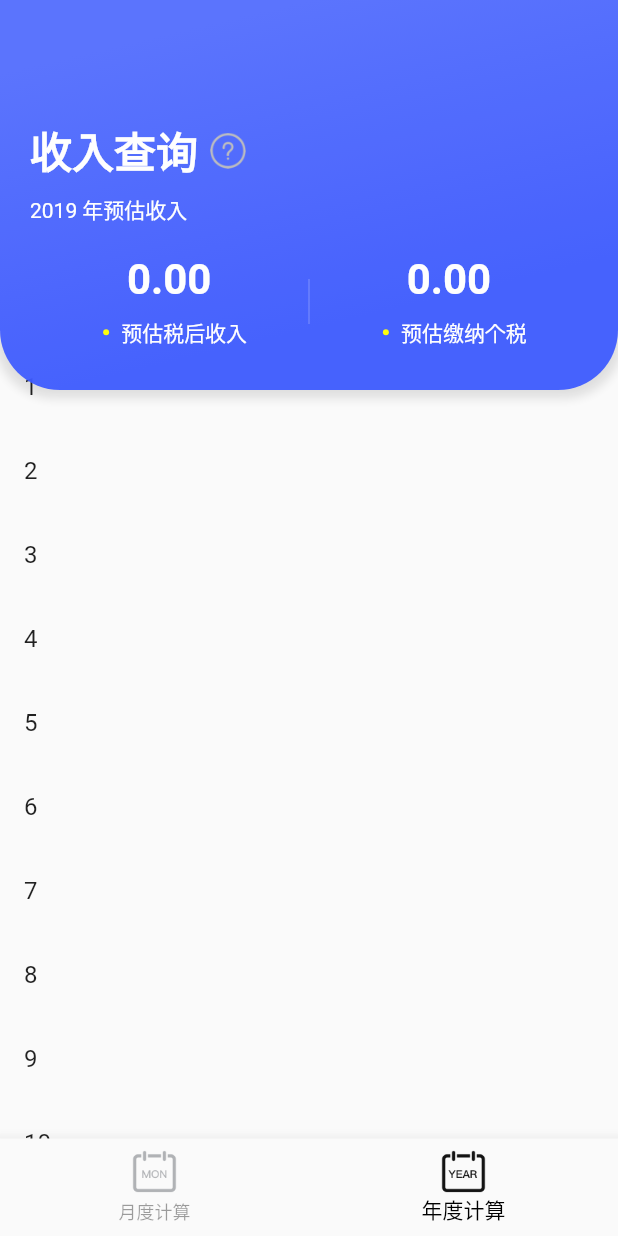
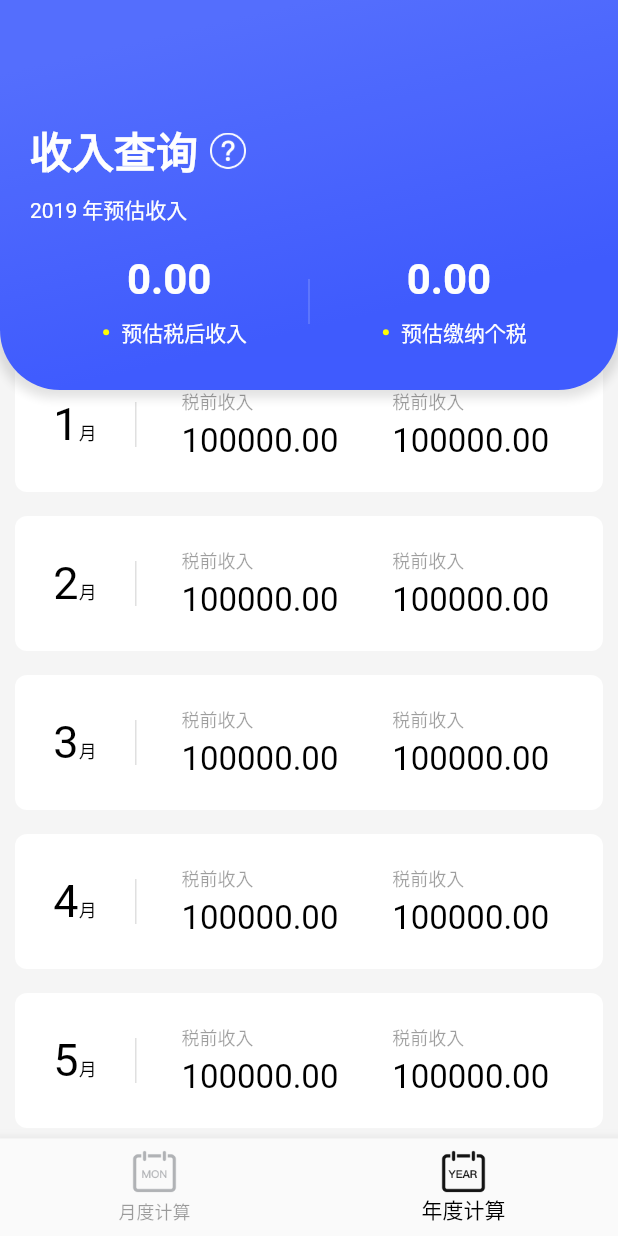
Before and after one commit to musicq/tax_calculator, a Flutter app: the screen it shows after launch, item 2 of the bottom bar chosen, on a phone screen of 412 x 824 dp. Run offline on Flutter 3.47's test engine with Material 2 defaults, Android fonts, the phone set to English and light mode, and no system bars; our stand-ins replace decimal, rxdart; statements that could not run were skipped.

Commit message:
feat: 新建月度卡片组件

```diff
--- a/lib/src/bizViews/IncomeSummaryPanel/IncomeSummaryPanel.dart
+++ b/lib/src/bizViews/IncomeSummaryPanel/IncomeSummaryPanel.dart
@@ -28,7 +28,7 @@ class IncomeSummaryPanel extends StatelessWidget {
 
   Widget panel({Widget child}) {
     return Opacity(
-      opacity: 0.95,
+      opacity: 0.99,
       child: Container(
         constraints: BoxConstraints.expand(height: 260),
         decoration: Style.boxStyle,
@@ -78,7 +78,7 @@ class IncomeSummaryPanel extends StatelessWidget {
                       child: Padding(
                         padding: const EdgeInsets.all(8.0),
                         child: Image.asset(
-                          'assets/question.png',
+                          'assets/wenhao.png',
                           width: 24,
                           height: 24,
                           fit: BoxFit.contain,
--- a/lib/src/views/YearlyCalculation/YearlyCalculation.dart
+++ b/lib/src/views/YearlyCalculation/YearlyCalculation.dart
@@ -1,6 +1,7 @@
 import 'package:flutter/material.dart';
 import 'package:tax_calculator/src/bizViews/IncomeSummaryPanel/IncomeSummaryPanel.dart';
 import 'package:tax_calculator/src/widgets/MainContainer/MainContainer.dart';
+import 'package:tax_calculator/src/widgets/MonthCard/MonthCard.dart';
 
 class YearlyCalculation extends StatelessWidget {
   @override
@@ -9,7 +10,11 @@ class YearlyCalculation extends StatelessWidget {
       showAppBar: false,
       body: Stack(
         children: <Widget>[
-          ListView.builder(
+          Container(
+            color: Colors.grey[100],
+            padding: EdgeInsets.symmetric(horizontal: 10),
+            child: ListView.builder(
+              itemCount: 13,
               itemBuilder: (context, index) {
                 if (index == 0) {
                   return Padding(
@@ -17,15 +22,11 @@ class YearlyCalculation extends StatelessWidget {
                   );
                 }
 
-              return ListTile(
-                title: Text(index.toString()),
-                onTap: () {
-                  Scaffold.of(context).hideCurrentSnackBar();
-                  Scaffold.of(context)
-                      .showSnackBar(SnackBar(content: Text(index.toString())));
-                },
+                return MonthCard(
+                  month: index,
                 );
               },
+            ),
           ),
           IncomeSummaryPanel(),
         ],
--- /dev/null
+++ b/lib/src/widgets/MonthCard/MonthCard.dart
@@ -0,0 +1,85 @@
+import 'package:flutter/material.dart';
+import 'package:tax_calculator/src/styles/theme.dart';
+
+class _AmountDisplay extends StatelessWidget {
+  @override
+  Widget build(BuildContext context) {
+    return Column(
+      crossAxisAlignment: CrossAxisAlignment.start,
+      mainAxisAlignment: MainAxisAlignment.center,
+      children: <Widget>[
+        Padding(
+          padding: EdgeInsets.only(bottom: 5),
+          child: Text(
+            '税前收入',
+            style: TextStyle(color: GlobalStyle.textSecondary, fontSize: 12),
+          ),
+        ),
+        Text(
+          '100000.00',
+          style: TextStyle(color: Colors.black, fontSize: 22),
+        )
+      ],
+    );
+  }
+}
+
+class MonthCard extends StatelessWidget {
+  final int month;
+
+  MonthCard({this.month});
+
+  @override
+  Widget build(BuildContext context) {
+    return Container(
+      constraints: BoxConstraints.expand(height: 90),
+      margin: EdgeInsets.symmetric(vertical: 8),
+      decoration: BoxDecoration(
+        color: Colors.white,
+        borderRadius: BorderRadius.circular(8),
+      ),
+      child: Row(
+        children: <Widget>[
+          SizedBox(
+            width: 80,
+            child: Center(
+              child: RichText(
+                text: TextSpan(
+                  text: month.toString(),
+                  style: TextStyle(fontSize: 30, color: Colors.black),
+                  children: [
+                    TextSpan(text: '月', style: TextStyle(fontSize: 12))
+                  ],
+                ),
+              ),
+            ),
+          ),
+          SizedBox(
+            width: 1,
+            height: 30,
+            child: Container(
+              decoration: BoxDecoration(
+                border: Border(right: BorderSide(color: Colors.black12)),
+              ),
+            ),
+          ),
+          Expanded(
+            child: Padding(
+              padding: EdgeInsets.only(left: 30),
+              child: Row(
+                children: <Widget>[
+                  Expanded(
+                    child: _AmountDisplay(),
+                  ),
+                  Expanded(
+                    child: _AmountDisplay(),
+                  ),
+                ],
+              ),
+            ),
+          )
+        ],
+      ),
+    );
+  }
+}
```
Lines whose indentation alone changed are shown as unchanged.
